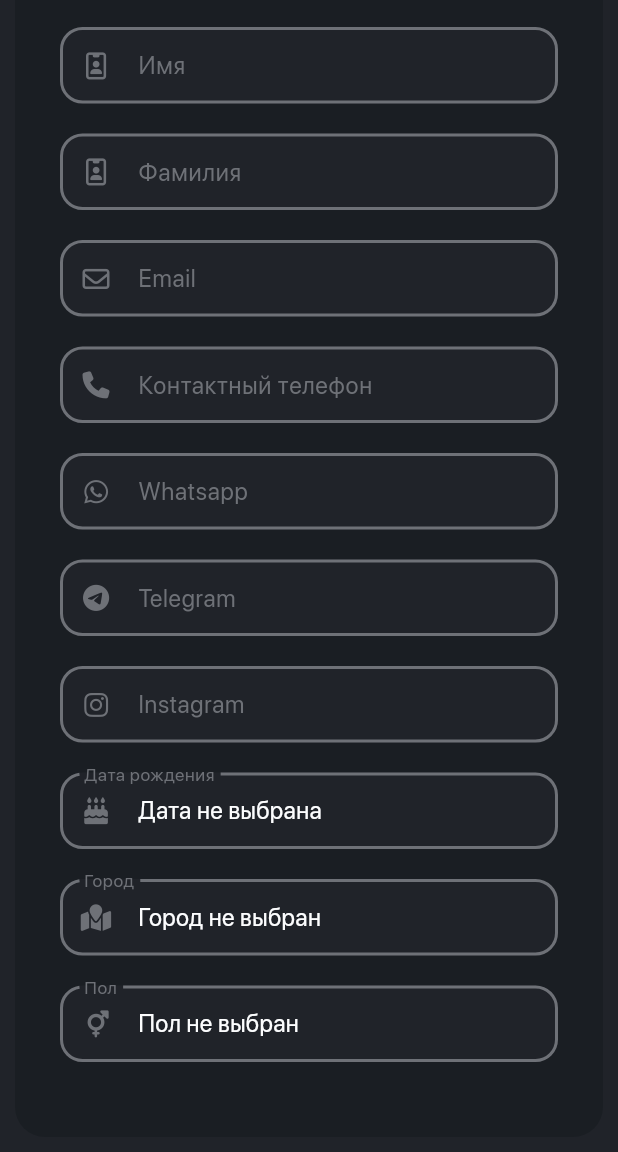
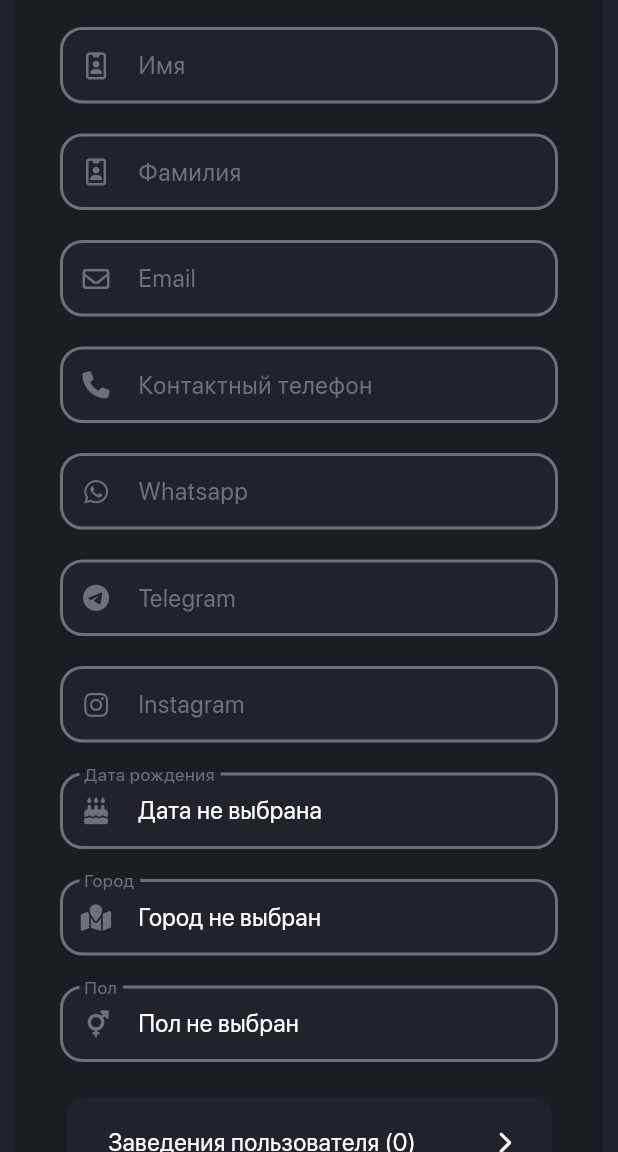
Before and after one commit to McAr0v/admin_dvij, a Flutter app: the SimpleUserScreen screen opened directly with empty values, scrolled down 142 dp, on a phone screen of 412 x 824 dp, the part 84-1236 px from its top. Run offline on Flutter 3.47's test engine with Material 3 defaults, Android fonts, the light colour scheme and no system bars; our stand-ins replace firebase_auth, firebase_core, firebase_database, firebase_storage, flutter_svg, font_awesome_flutter and 1 more; missing offline and left inert: window_manager; accounts and stored records are empty; network calls fail; project files that could hold a hidden picture were left out.

Commit message:
Сделал отображение заведений у пользователя. Перехожу к экрану создания и редактирования заведений

```diff
--- a/lib/users/simple_users/simple_user.dart
+++ b/lib/users/simple_users/simple_user.dart
@@ -415,7 +415,7 @@ class SimpleUser extends IEntity{
   Widget getUserCardInList ({
     required BuildContext context,
     required VoidCallback onTap,
-    required VoidCallback createAdminFunc,
+    required VoidCallback? createAdminFunc,
     required AdminUserClass currentAdmin
   }){
 
@@ -458,7 +458,7 @@ class SimpleUser extends IEntity{
                 ),
               ),
 
-              if (getAdminRole().adminRole == AdminRole.notChosen) IconButton(
+              if (getAdminRole().adminRole == AdminRole.notChosen && createAdminFunc != null) IconButton(
                   onPressed: createAdminFunc,
                   icon: const Icon(
                     FontAwesomeIcons.userGear,
--- a/lib/users/simple_users/simple_user_screen.dart
+++ b/lib/users/simple_users/simple_user_screen.dart
@@ -19,7 +19,6 @@ import '../../database/image_picker.dart';
 import '../../design/app_colors.dart';
 import '../../design/loading_screen.dart';
 import '../../design_elements/button_state_enum.dart';
-import '../../design_elements/cards_elements.dart';
 import '../../design_elements/elements_of_design.dart';
 import '../../system_methods/system_methods_class.dart';
 import '../admin_user/admin_user_class.dart';
@@ -67,6 +66,8 @@ class _SimpleUserScreenState extends State<SimpleUserScreen> {
   File? _imageFile;
   List<Place> userPlaces = [];
 
+
+  bool showPlaces = false;
 
   bool loading = false;
   bool logOuting = false;
@@ -192,7 +193,7 @@ class _SimpleUserScreenState extends State<SimpleUserScreen> {
                   child: Column(
                     children: [
                       Container(
-                        width: systemMethods.getScreenWidth(),
+                        width: systemMethods.getScreenWidth(neededWidth: 800),
                         padding: const EdgeInsets.all(30),
                         margin: EdgeInsets.symmetric(
                             vertical: Platform.isWindows || Platform.isMacOS ? 20 : 10,
@@ -340,43 +341,6 @@ class _SimpleUserScreenState extends State<SimpleUserScreen> {
                                 ]
                             ),
 
-                            if (userPlaces.isNotEmpty) Text('Заведения пользователя (${userPlaces.length})', style: Theme.of(context).textTheme.titleMedium,),
-
-                            if (userPlaces.isNotEmpty) SizedBox(height: 20,),
-
-                            if (userPlaces.isNotEmpty) Container(
-                              height: 500,
-
-                              child: ListView.builder(
-                                  padding: const EdgeInsets.fromLTRB(10, 5, 10, 5),
-                                  itemCount: userPlaces.length,
-                                  itemBuilder: (context, index) {
-
-                                    Place tempPlace = userPlaces[index];
-
-                                    return Row(
-                                      children: [
-                                        ElementsOfDesign.imageWithTags(
-                                            imageUrl: tempPlace.imageUrl,
-                                            width: Platform.isWindows || Platform.isMacOS ? 100 : double.infinity,
-                                            height: 100
-                                        ),
-                                        Expanded(
-                                            child: Column(
-                                              children: [
-                                                Text(tempPlace.name),
-                                                Text(tempPlace.getAddress(), style: Theme.of(context).textTheme.labelMedium!.copyWith(color: AppColors.greyText),),
-                                              ],
-                                            )
-                                        )
-                                      ],
-                                    );
-
-                                  }
-                              ),
-                            ),
-
-
                             if (canEdit) const SizedBox(height: 20,),
 
                             // Кнопки СОХРАНИТЬ / ОТМЕНИТЬ
@@ -401,7 +365,86 @@ class _SimpleUserScreenState extends State<SimpleUserScreen> {
                                     textOnButton: ButtonsConstants.save,
                                     context: context,
                                   ),
-                                ]),
+                                ]
+                            ),
+
+                            GestureDetector(
+                              onTap: (){
+                                setState(() {
+                                  showPlaces = !showPlaces;
+                                });
+                              },
+                              child: Card(
+                                color: AppColors.greyBackground,
+                                child: Padding(
+                                  padding: const EdgeInsets.symmetric(horizontal: 8),
+                                  child: Column(
+                                    crossAxisAlignment: CrossAxisAlignment.start,
+                                    children: [
+
+                                      Row(
+                                        children: [
+                                          Expanded(
+                                            child: Padding(
+                                              padding: const EdgeInsets.all(20.0),
+                                              child: Text('Заведения пользователя (${userPlaces.length})', style: Theme.of(context).textTheme.bodyMedium,),
+                                            ),
+                                          ),
+                                          IconButton(
+                                              onPressed: (){
+                                                setState(() {
+                                                  showPlaces = !showPlaces;
+                                                });
+                                              },
+                                              icon: Icon(showPlaces ? FontAwesomeIcons.chevronDown : FontAwesomeIcons.chevronRight, size: 15,)
+                                          )
+                                        ],
+                                      ),
+
+                                      if (userPlaces.isNotEmpty && showPlaces) for (Place temp in userPlaces) Padding(
+                                        padding: const EdgeInsets.symmetric(vertical: 5),
+                                        child: Card(
+                                          color: AppColors.greyOnBackground,
+                                          child: Padding(
+                                            padding: const EdgeInsets.symmetric(vertical: 10, horizontal: 5),
+                                            child: Row(
+                                              crossAxisAlignment: CrossAxisAlignment.center,
+                                              mainAxisAlignment: MainAxisAlignment.center,
+                                              children: [
+                                                ElementsOfDesign.imageWithTags(
+                                                  imageUrl: temp.imageUrl,
+                                                  width: 100, //Platform.isWindows || Platform.isMacOS ? 100 : double.infinity,
+                                                  height: 100,
+                                                ),
+                                                const SizedBox(width: 10,),
+                                                Expanded(
+                                                    child: Column(
+                                                      crossAxisAlignment: CrossAxisAlignment.start,
+                                                      children: [
+                                                        Text(temp.name),
+                                                        Text(temp.getAddress(), style: Theme.of(context).textTheme.labelMedium!.copyWith(color: AppColors.greyText),),
+                                                        const SizedBox(height: 10),
+                                                        Text(
+                                                          temp.getCurrentPlaceAdmin(adminsList: editUser.placesList).placeRole.toString(needTranslate: true),
+                                                          style: Theme.of(context).textTheme.labelMedium!.copyWith(color: AppColors.greyText),
+                                                        ),
+                                                      ],
+                                                    )
+                                                ),
+                                                //const SizedBox(width: 20,),
+
+                                              ],
+                                            ),
+                                          ),
+                                        ),
+                                      ),
+                                    ],
+                                  ),
+                                ),
+                              ),
+                            ),
+
+
                           ],
                         ),
                       ),
```
Also changed, not shown: lib/main.dart (+5 -10 lines), lib/places/place_class.dart (+13 -0 lines), lib/places/place_create_view_edit_screen.dart (added, +237 -0 lines), lib/places/places_list_screen.dart (+27 -4 lines), lib/users/roles/admins_roles_class.dart (+17 -0 lines), lib/users/simple_users/creator_popup.dart (added, +117 -0 lines).
